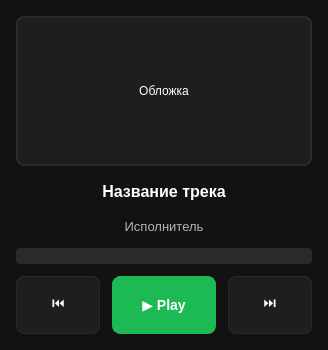
Before: the Qt Designer form res/ui/PlayerWindow.ui in kelpi-e/Raspberry-Pi-player, drawn with Qt 5.
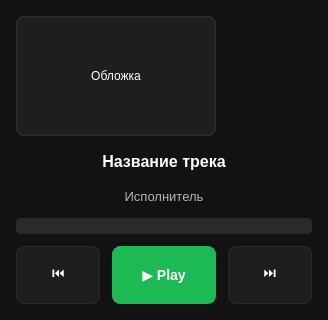
After: the same form once the commit is applied.

```diff
--- a/res/ui/PlayerWindow.ui
+++ b/res/ui/PlayerWindow.ui
@@ -110,14 +110,14 @@
     <widget class="QLabel" name="lblCover">
      <property name="minimumSize">
       <size>
-       <width>150</width>
-       <height>150</height>
+       <width>120</width>
+       <height>120</height>
       </size>
      </property>
      <property name="maximumSize">
       <size>
-       <width>300</width>
-       <height>300</height>
+       <width>200</width>
+       <height>200</height>
       </size>
      </property>
      <property name="alignment">
```
